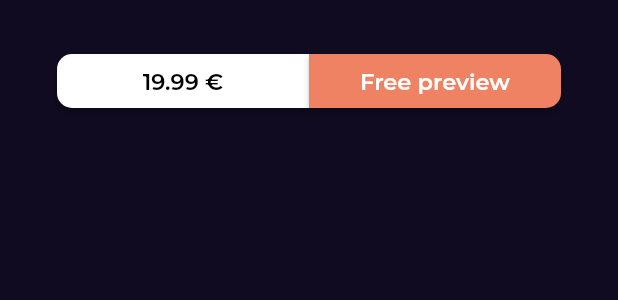
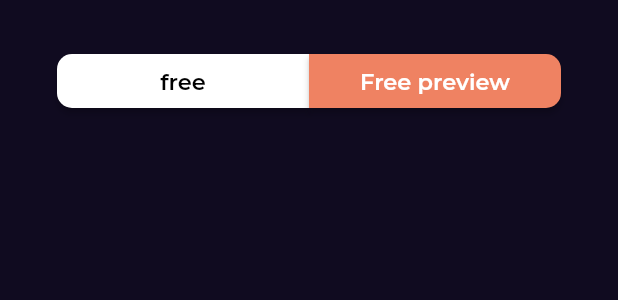
Before and after one commit to ahmedSamy22/Bookly, a Flutter app: the BooksAction widget shown alone on an empty page, opened directly, on a phone screen of 412 x 824 dp. Shown: the top 300 px of the screen. Run offline on Flutter 3.47's test engine with Material 2 defaults, Android fonts, the phone set to English and light mode, and no system bars; our stand-ins replace cached_network_image, dartz, dio, flutter_bloc, font_awesome_flutter, get_it and 2 more; network calls fail.

Commit message:
fix issue in book model

```diff
--- a/lib/features/home/data/repos/home_repo_implementation.dart
+++ b/lib/features/home/data/repos/home_repo_implementation.dart
@@ -51,8 +51,7 @@ class HomeRepoImpl implements HomeRepo {
     BookModel model;
     try {
       var data = await dioHelper.getData(
-          url:
-              'volumes?Filtering=free-ebooks&Sorting=Relevance&q=subject:$category');
+          url: 'volumes?Filtering=free-ebooks&q=$category');
 
       model = BookModel.fromJson(data);
       return right(model.items);
--- a/lib/features/home/presentation/views/book_details_view.dart
+++ b/lib/features/home/presentation/views/book_details_view.dart
@@ -21,8 +21,8 @@ class _BookDetailsViewState extends State<BookDetailsView> {
   @override
   void initState() {
     super.initState();
-    BlocProvider.of<SimilarBooksCubit>(context)
-        .fetchSimilarBooks(category: widget.item.volumeInfo.categories![0]!);
+    BlocProvider.of<SimilarBooksCubit>(context).fetchSimilarBooks(
+        category: widget.item.volumeInfo.categories[0] ?? 'programming');
   }
 
   @override
--- a/lib/features/home/presentation/views/widgets/books_action_widget.dart
+++ b/lib/features/home/presentation/views/widgets/books_action_widget.dart
@@ -24,7 +24,7 @@ class BooksAction extends StatelessWidget {
               color: Colors.white,
               onPressed: () {},
               child: Text(
-                '19.99 €',
+                'free',
                 style: Styles.textStyle15.copyWith(color: Colors.black),
               ),
             ),
--- a/lib/features/home/presentation/views/widgets/similar_books_list.dart
+++ b/lib/features/home/presentation/views/widgets/similar_books_list.dart
@@ -9,10 +9,7 @@ import 'features_listView_item.dart';
 class SimilarBooksList extends StatelessWidget {
   const SimilarBooksList({
     Key? key,
-    //  required this.item,
   }) : super(key: key);
-
-  //final BookModelItems item;
 
   @override
   Widget build(BuildContext context) {
```
Also changed, not shown: lib/features/home/data/models/book_model/book_model_items_volume_info.dart (+5 -3 lines), lib/features/search/presentation/views/widgets/search_view_body.dart (+3 -5 lines).
